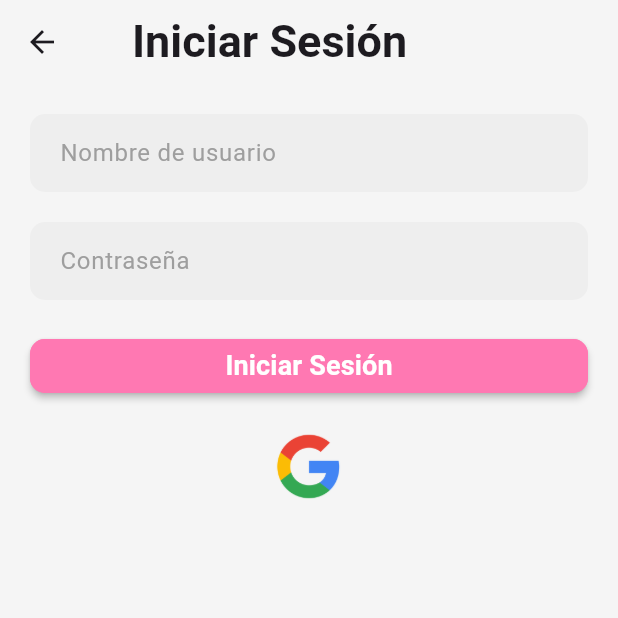
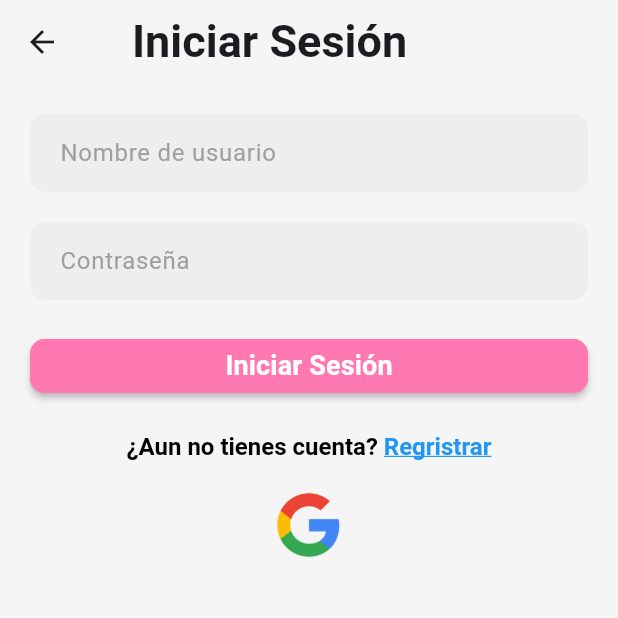
Before and after one commit to el-shago/HandsOnMobile, a Flutter app: the LoginPage screen opened by its route, on a phone screen of 412 x 824 dp, the top half of it. Run offline on Flutter 3.47's test engine with Material 3 defaults, Android fonts, the phone set to English and light mode, and no system bars.

Commit message:
Eliminando usos de MaterialApp y harcodeando
elimine usos de material, solo usando scaffold y tambien modifique el padding del user settings para que se pareciera mas a el del figma

```diff
--- a/client/lib/main.dart
+++ b/client/lib/main.dart
@@ -18,6 +18,7 @@ class NavigatorPagesCetys extends StatelessWidget {
   Widget build(BuildContext context) {
     return MaterialApp(
       //home: FirstPageWidget(),
+      debugShowCheckedModeBanner: false,
 
       routes: {
         Routes.registerPage.route: (context) {
@@ -32,7 +33,7 @@ class NavigatorPagesCetys extends StatelessWidget {
         Routes.homePage.route: (context) => HomeScreen(),
       },
 
-      initialRoute: Routes.homePage.route,
+      initialRoute: Routes.registerPage.route,
     );
   }
 }
--- a/client/lib/presentation/CompletedCoursePage.dart
+++ b/client/lib/presentation/CompletedCoursePage.dart
@@ -5,9 +5,7 @@ class CompletedCoursePage extends StatelessWidget {
 
   @override
   Widget build(BuildContext context) {
-    return MaterialApp(
-      title: 'Curso Completado',
-      home: Scaffold(
+    return Scaffold(
       backgroundColor: const Color.fromRGBO(148, 236, 137, 1.0),
       body: Center(
         child: Column(
@@ -50,7 +48,6 @@ class CompletedCoursePage extends StatelessWidget {
           ],
         ),
       ),
-      ),
     );
   }
 }
--- a/client/lib/presentation/LoginPage.dart
+++ b/client/lib/presentation/LoginPage.dart
@@ -1,3 +1,4 @@
+import 'package:flutter/gestures.dart';
 import 'package:flutter/material.dart';
 
 class LoginPage extends StatefulWidget {
@@ -31,7 +32,7 @@ class _LoginPageState extends State<LoginPage> {
       ),
       body: Container(
         color: Color(0xFFF5F5F5),
-        padding: EdgeInsets.all(20),
+        padding: EdgeInsets.all(20.0),
         child: ListView(
           children: [
             TextField(
@@ -77,10 +78,12 @@ class _LoginPageState extends State<LoginPage> {
             SizedBox(height: 20),
             MaterialButton(
               onPressed: () {
-              {
-                  print("Validar el usuario con su API");
-
-                }
+                // Navigate to home page and remove all previous routes
+                Navigator.pushNamedAndRemoveUntil(
+                  context,
+                  '/home_page',
+                  (Route<dynamic> route) => false,
+                );
               },
               child: Text(
                 "Iniciar Sesión",
@@ -91,6 +94,36 @@ class _LoginPageState extends State<LoginPage> {
               shape: RoundedRectangleBorder(
                 borderRadius: BorderRadius.circular(10),
                 side: BorderSide(color: Color(0xFFFF78B2)),
+              ),
+            ),
+            SizedBox(height: 20),
+            Center(
+              child: RichText(
+                text: TextSpan(
+                  text: '¿Aun no tienes cuenta? ',
+                  style: TextStyle(
+                    fontWeight: FontWeight.bold,
+                    fontSize: 16.0,
+                    color: Colors.black,
+                  ),
+                  children: [
+                    TextSpan(
+                      text: 'Regristrar',
+                      style: TextStyle(
+                        color: Colors.blue,
+                        decoration: TextDecoration.underline,
+                      ),
+                      recognizer: TapGestureRecognizer()
+                        ..onTap = () {
+                          Navigator.pushNamedAndRemoveUntil(
+                            context,
+                            '/register_page',
+                            (Route<dynamic> route) => false,
+                          );
+                        },
+                    ),
+                  ],
+                ),
               ),
             ),
             SizedBox(height: 20),
```
Also changed, not shown: client/lib/presentation/UserSettingsPage.dart (+21 -13 lines). Lines whose indentation alone changed are shown as unchanged.
